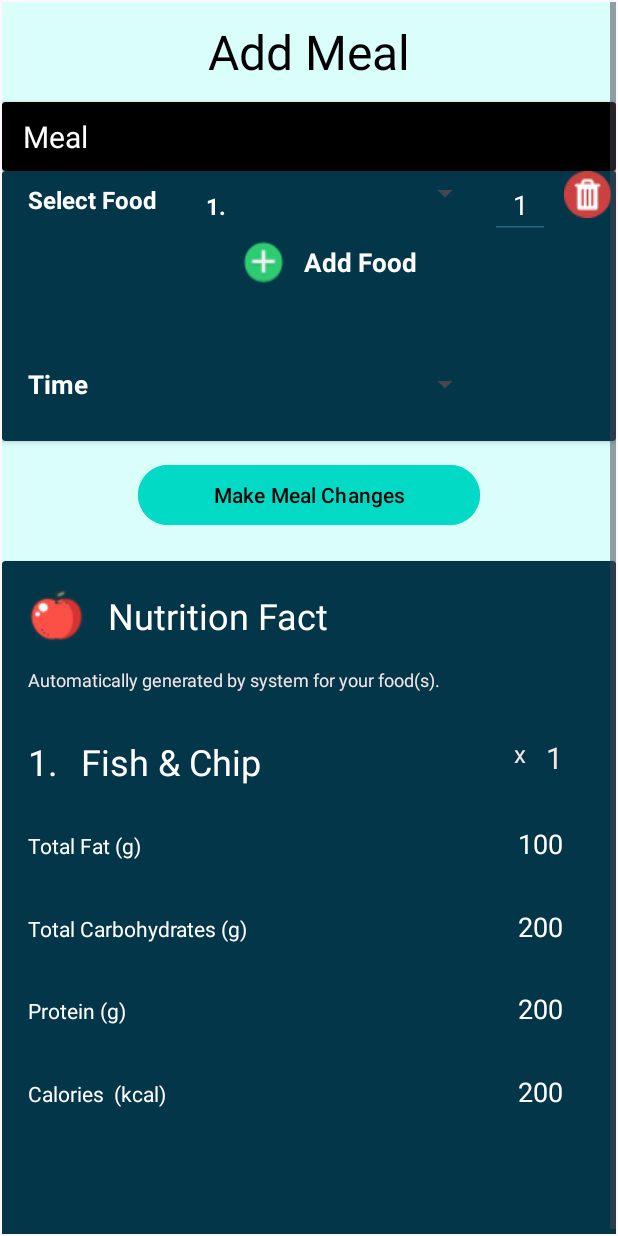
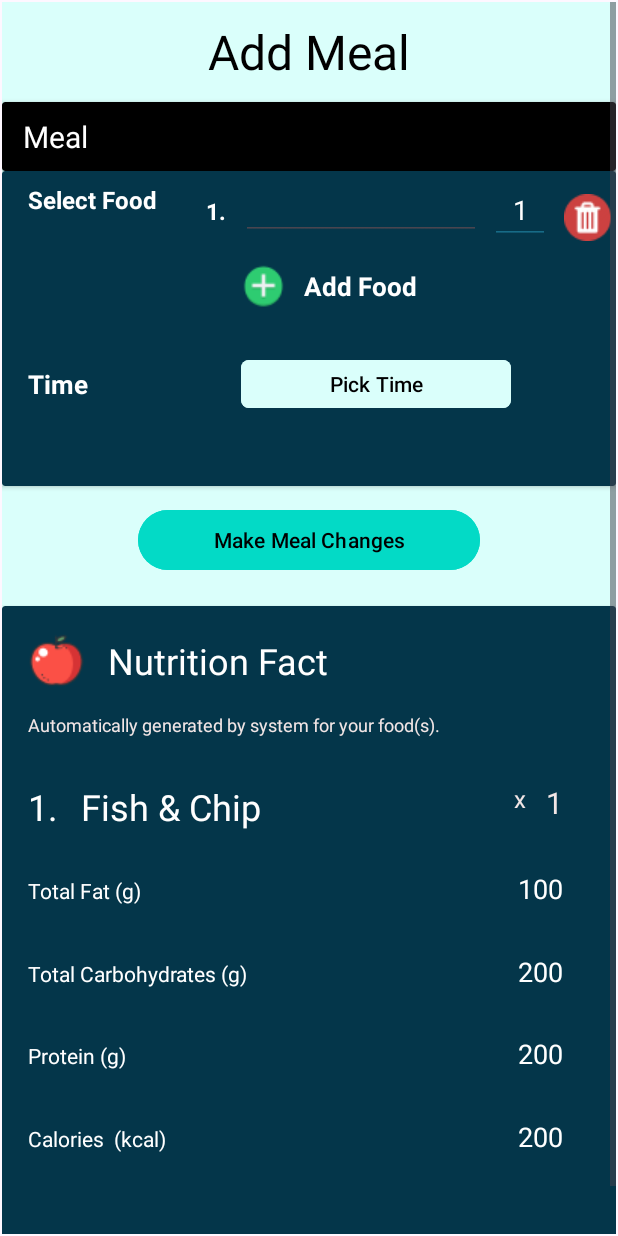
Before and after one commit to yii-meow/health-compass, an Android app: the add_meal screen opened through its navigation route, on a phone screen of 412 x 824 dp. Run offline under Robolectric (Android 15) with nearby library versions, the phone set to English and light mode, and no system bars; 1 statement that could not run was skipped.

Commit message:
time picker

```diff
--- a/app/src/main/java/com/example/healthcompass/add_meal.kt
+++ b/app/src/main/java/com/example/healthcompass/add_meal.kt
@@ -1,10 +1,12 @@
 package com.example.healthcompass
 
+import android.app.TimePickerDialog
 import android.os.Bundle
 import androidx.fragment.app.Fragment
 import android.view.LayoutInflater
 import android.view.View
 import android.view.ViewGroup
+import android.widget.ArrayAdapter
 import android.widget.Button
 import android.widget.ImageView
 import android.widget.Spinner
@@ -16,10 +18,12 @@ import androidx.navigation.fragment.navArgs
 import com.example.healthcompass.data.NutritionFact.FoodItem
 import com.example.healthcompass.data.NutritionFact.NutritionFactViewModel
 import com.example.healthcompass.data.NutritionFact.OnRequestCompleteCallBack
+import org.w3c.dom.Text
+import java.util.Calendar
 
 class add_meal : Fragment() {
     private val args by navArgs<add_mealArgs>()
-    private lateinit var nutritionFactViewModel : NutritionFactViewModel
+    private lateinit var nutritionFactViewModel: NutritionFactViewModel
 
     override fun onCreateView(
         inflater: LayoutInflater, container: ViewGroup?,
@@ -32,19 +36,31 @@ class add_meal : Fragment() {
         tvMealType.text = args.mealType
 
         // TODO: Retrieve food from api
-        val foodSpinner : Spinner = view.findViewById(R.id.spinnerSelectFood)
+//        val foodSpinner : Spinner = view.findViewById(R.id.tvSelectFood)
+//        val foodAdapter = ArrayAdapter.createFromResource(
+//            requireContext(),
+//            R.layout.custom_spinner_item
+//        )
+
+//        foodAdapter.setDropDownViewResource(R.layout.spinner_dropdown_item)
+
+//        foodSpinner.adapter = foodAdapter
 
 
         // TODO: Retrieve Nutrition Fact of the food
         nutritionFactViewModel = ViewModelProvider(this).get(NutritionFactViewModel::class.java)
-        val imgAddFood : ImageView = view.findViewById(R.id.imgAddFood)
+        val imgAddFood: ImageView = view.findViewById(R.id.imgAddFood)
 
         imgAddFood.setOnClickListener {
-            nutritionFactViewModel.getNutritionFact(object: OnRequestCompleteCallBack{
+            nutritionFactViewModel.getNutritionFact(object : OnRequestCompleteCallBack {
                 override fun onSuccess(list: ArrayList<FoodItem>) {
-                    Toast.makeText(requireContext(),"Retrieved nutrition fact $list",Toast.LENGTH_LONG).show()
+                    Toast.makeText(
+                        requireContext(),
+                        "Retrieved nutrition fact $list",
+                        Toast.LENGTH_LONG
+                    ).show()
                 }
-            },"apple")
+            }, "apple")
         }
 
         val btnMakeMealChanges: Button = view.findViewById(R.id.btnMakeMealChanges)
@@ -52,6 +68,29 @@ class add_meal : Fragment() {
             findNavController().navigate(R.id.action_add_meal_to_nutrition)
         }
 
+        // Pick Time
+        val btnPickTime: Button = view.findViewById(R.id.btnTimePicker)
+        val tvMealTime: TextView = view.findViewById(R.id.tvMealTime)
+
+        btnPickTime.setOnClickListener {
+            val c = Calendar.getInstance()
+
+            val hour = c.get(Calendar.HOUR_OF_DAY)
+            val minute = c.get(Calendar.MINUTE)
+
+            val timePickerDialog = TimePickerDialog(
+                requireContext(),
+                { view, hourOfDay, minute ->
+                    btnPickTime.setText("$hourOfDay:$minute")
+                },
+                hour,
+                minute,
+                false
+            )
+
+            timePickerDialog.show()
+        }
+
         return view
     }
 }
--- /dev/null
+++ b/app/src/main/res/layout/custom_spinner_item.xml
@@ -0,0 +1,9 @@
+<?xml version="1.0" encoding="utf-8"?>
+<TextView
+    xmlns:android="http://schemas.android.com/apk/res/android"
+    android:layout_width="match_parent"
+    android:layout_height="wrap_content"
+    android:textSize="20sp"
+    android:gravity="left"
+    android:textColor="#FF0000"
+    android:padding="5dip" />
--- a/app/src/main/res/layout/fragment_add_meal.xml
+++ b/app/src/main/res/layout/fragment_add_meal.xml
@@ -27,8 +27,8 @@
             android:id="@+id/cardMealLabeling"
             android:layout_width="match_parent"
             android:layout_height="46dp"
+            android:layout_marginTop="12dp"
             app:cardBackgroundColor="@color/black"
-            android:layout_marginTop="12dp"
             app:layout_constraintTop_toBottomOf="@id/lblAddMeal">
 
             <androidx.constraintlayout.widget.ConstraintLayout
@@ -63,7 +63,7 @@
         <androidx.cardview.widget.CardView
             android:id="@+id/cardAddFood"
             android:layout_width="match_parent"
-            android:layout_height="180dp"
+            android:layout_height="210dp"
             app:cardBackgroundColor="#04364A"
             app:layout_constraintTop_toBottomOf="@id/cardMealLabeling">
 
@@ -84,13 +84,14 @@
                     app:layout_constraintLeft_toLeftOf="parent"
                     app:layout_constraintTop_toTopOf="parent" />
 
-                <Spinner
-                    android:id="@+id/spinnerSelectFood"
+                <EditText
+                    android:id="@+id/tvSelectFood"
                     android:layout_width="160dp"
                     android:layout_height="30dp"
+                    android:layout_marginTop="16dp"
                     android:layout_marginRight="90dp"
-                    app:layout_constraintBaseline_toBaselineOf="@id/lblSelectFood"
-                    app:layout_constraintRight_toRightOf="parent" />
+                    app:layout_constraintRight_toRightOf="parent"
+                    app:layout_constraintTop_toTopOf="parent" />
 
                 <EditText
                     android:layout_width="40dp"
@@ -101,10 +102,11 @@
                     android:inputType="number"
                     android:text="1"
                     android:textColor="@color/white"
-                    app:layout_constraintBaseline_toBaselineOf="@id/spinnerSelectFood"
-                    app:layout_constraintLeft_toRightOf="@id/spinnerSelectFood" />
+                    app:layout_constraintBaseline_toBaselineOf="@id/tvFoodNo"
+                    app:layout_constraintLeft_toRightOf="@id/tvSelectFood" />
 
                 <TextView
+                    android:id="@+id/tvFoodNo"
                     android:layout_width="wrap_content"
                     android:layout_height="wrap_content"
                     android:layout_marginRight="10dp"
@@ -112,8 +114,8 @@
                     android:textColor="@color/white"
                     android:textSize="15dp"
                     android:textStyle="bold"
-                    app:layout_constraintBaseline_toBaselineOf="@id/spinnerSelectFood"
-                    app:layout_constraintRight_toLeftOf="@id/spinnerSelectFood" />
+                    app:layout_constraintRight_toLeftOf="@id/tvSelectFood"
+                    app:layout_constraintTop_toTopOf="@id/tvSelectFood" />
 
                 <ImageView
                     android:id="@+id/imgDeleteFood"
@@ -121,9 +123,9 @@
                     android:layout_height="31dp"
                     android:layout_marginLeft="55dp"
                     android:src="@drawable/delete"
-                    app:layout_constraintBottom_toBottomOf="@id/spinnerSelectFood"
-                    app:layout_constraintLeft_toRightOf="@id/spinnerSelectFood"
-                    app:layout_constraintTop_toTopOf="@id/spinnerSelectFood" />
+                    app:layout_constraintBottom_toBottomOf="@id/tvSelectFood"
+                    app:layout_constraintLeft_toRightOf="@id/tvSelectFood"
+                    app:layout_constraintTop_toTopOf="@id/tvSelectFood" />
 
                 <TextView
                     android:id="@+id/lblTime"
@@ -137,22 +139,14 @@
                     app:layout_constraintLeft_toLeftOf="@+id/lblSelectFood"
                     app:layout_constraintTop_toBottomOf="@+id/lblSelectFood" />
 
-                <Spinner
-                    android:id="@+id/datePicker"
-                    android:layout_width="160dp"
-                    android:layout_height="30dp"
-                    app:layout_constraintBottom_toBottomOf="@id/lblTime"
-                    app:layout_constraintLeft_toLeftOf="@id/spinnerSelectFood"
-                    app:layout_constraintTop_toTopOf="@id/lblTime" />
-
                 <ImageView
                     android:id="@+id/imgAddFood"
                     android:layout_width="30dp"
                     android:layout_height="30dp"
                     android:layout_marginTop="15dp"
                     android:src="@drawable/green_add"
-                    app:layout_constraintLeft_toLeftOf="@id/spinnerSelectFood"
-                    app:layout_constraintTop_toBottomOf="@id/spinnerSelectFood" />
+                    app:layout_constraintLeft_toLeftOf="@id/tvSelectFood"
+                    app:layout_constraintTop_toBottomOf="@id/tvSelectFood" />
 
                 <TextView
                     android:layout_width="wrap_content"
@@ -165,6 +159,28 @@
                     app:layout_constraintBottom_toBottomOf="@id/imgAddFood"
                     app:layout_constraintLeft_toRightOf="@id/imgAddFood"
                     app:layout_constraintTop_toTopOf="@id/imgAddFood" />
+
+                <com.google.android.material.button.MaterialButton
+                    android:id="@+id/btnTimePicker"
+                    android:layout_width="180dp"
+                    android:layout_height="40dp"
+                    android:backgroundTint="#DAFFFB"
+                    android:text="Pick Time"
+                    android:textColor="@color/black"
+                    app:cornerRadius="5dp"
+                    app:layout_constraintBottom_toBottomOf="@id/lblTime"
+                    app:layout_constraintLeft_toLeftOf="@id/tvSelectFood"
+                    app:layout_constraintTop_toTopOf="@id/lblTime" />
+
+                <TextView
+                    android:id="@+id/tvMealTime"
+                    android:layout_width="wrap_content"
+                    android:layout_height="wrap_content"
+                    android:layout_marginTop="16dp"
+                    android:text=""
+                    android:textColor="@color/white"
+                    app:layout_constraintLeft_toLeftOf="@id/btnTimePicker"
+                    app:layout_constraintTop_toBottomOf="@id/btnTimePicker" />
             </androidx.constraintlayout.widget.ConstraintLayout>
         </androidx.cardview.widget.CardView>
 
@@ -179,8 +195,7 @@
             android:textColor="@color/black"
             app:layout_constraintLeft_toLeftOf="parent"
             app:layout_constraintRight_toRightOf="parent"
-            app:layout_constraintTop_toBottomOf="@id/cardAddFood"
-            />
+            app:layout_constraintTop_toBottomOf="@id/cardAddFood" />
 
         <androidx.cardview.widget.CardView
             android:layout_width="match_parent"
```
